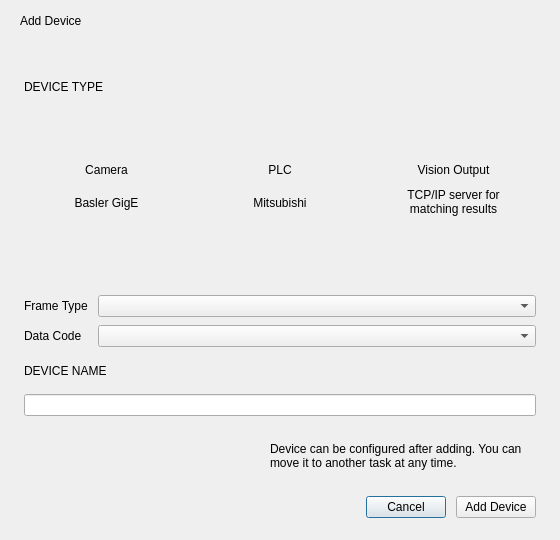
The window that src/ui/forms/add_device_wizard.ui (gstorm-b/computer-vision-app) describes before a commit, drawn with Qt 5.
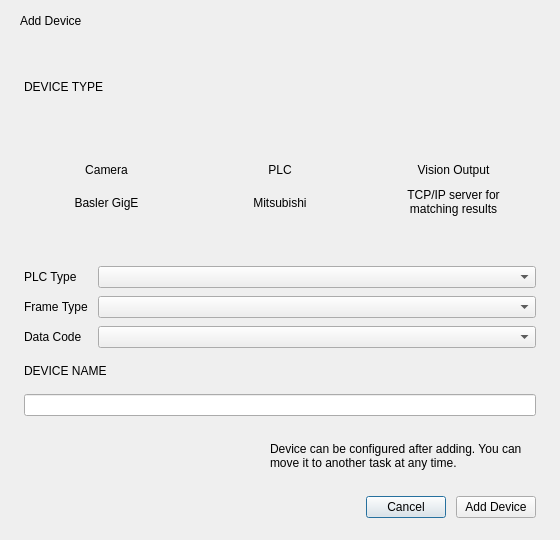
The same window after the commit. The open tabs and pages were chosen to show the change. Custom widgets are drawn as their Qt base class.

What changed in the file:
```diff
--- a/src/ui/forms/add_device_wizard.ui
+++ b/src/ui/forms/add_device_wizard.ui
@@ -460,23 +460,33 @@
            <number>0</number>
           </property>
           <item row="0" column="0">
+           <widget class="QLabel" name="lblPlcType">
+            <property name="text">
+             <string>PLC Type</string>
+            </property>
+           </widget>
+          </item>
+          <item row="0" column="1">
+           <widget class="CompactComboBox" name="cbxPlcType"/>
+          </item>
+          <item row="1" column="0">
            <widget class="QLabel" name="lblMcFrame">
             <property name="text">
              <string>Frame Type</string>
             </property>
            </widget>
           </item>
-          <item row="0" column="1">
+          <item row="1" column="1">
            <widget class="CompactComboBox" name="cbxMcFrameType"/>
           </item>
-          <item row="1" column="0">
+          <item row="2" column="0">
            <widget class="QLabel" name="lblMcCode">
             <property name="text">
              <string>Data Code</string>
             </property>
            </widget>
           </item>
-          <item row="1" column="1">
+          <item row="2" column="1">
            <widget class="CompactComboBox" name="cbxMcCode"/>
           </item>
          </layout>
```
Left out of the diff: 3 changed lines with no effect on the pictures.
